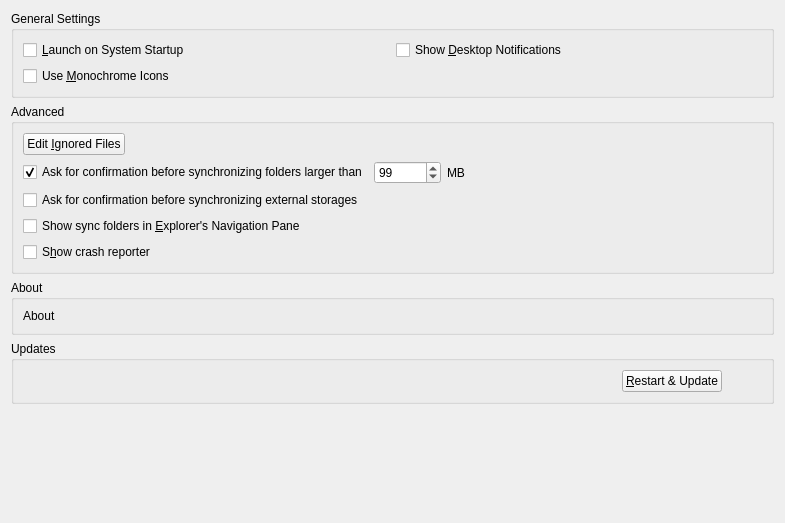
Before: the Qt Designer form src/gui/generalsettings.ui in nextcloud/desktop, drawn with Qt 5.
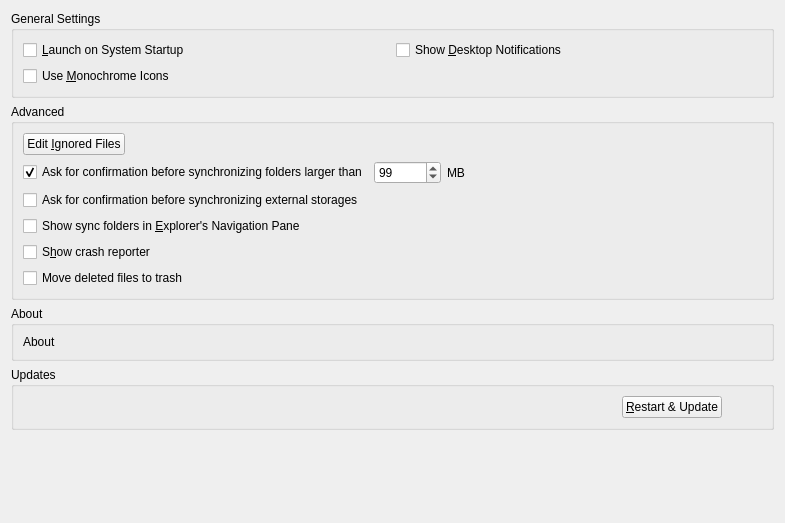
After: the same form once the commit is applied.

Commit message:
Move remote-deleted files to trash
Squashed from https://github.com/owncloud/client/pull/6265

Linux only, Hidden option, disabled by default

The edit to the form file:
```diff
--- a/src/gui/generalsettings.ui
+++ b/src/gui/generalsettings.ui
@@ -246,6 +246,17 @@
         </item>
        </layout>
       </item>
+      <item>
+       <layout class="QHBoxLayout" name="horizontalLayout_5">
+        <item>
+         <widget class="QCheckBox" name="moveToTrashCheckBox">
+          <property name="text">
+           <string>Move deleted files to trash</string>
+          </property>
+         </widget>
+        </item>
+       </layout>
+      </item>
      </layout>
     </widget>
    </item>
```
The commit also changes 9 other files.
